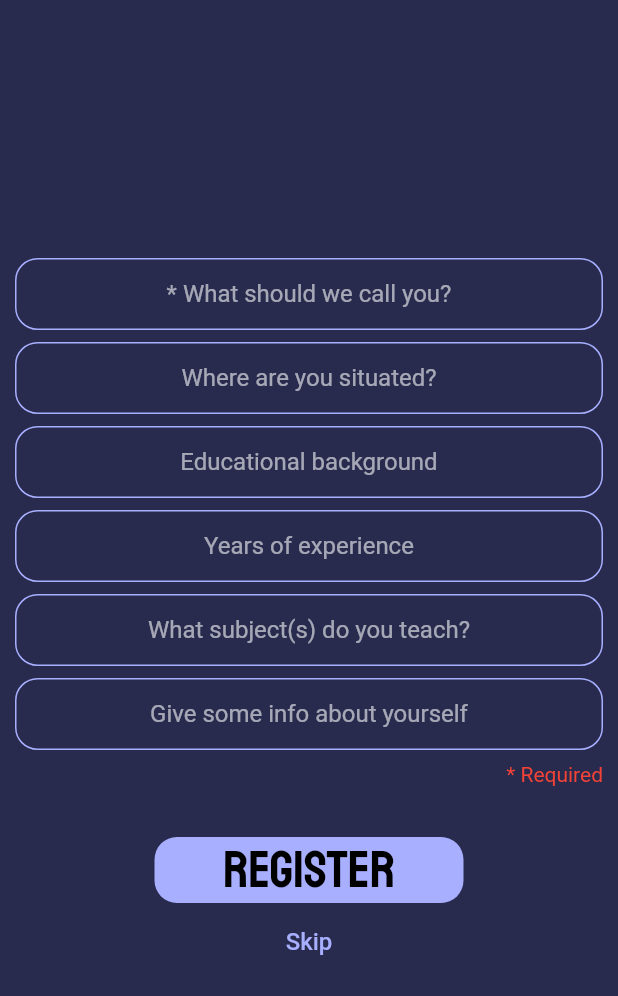
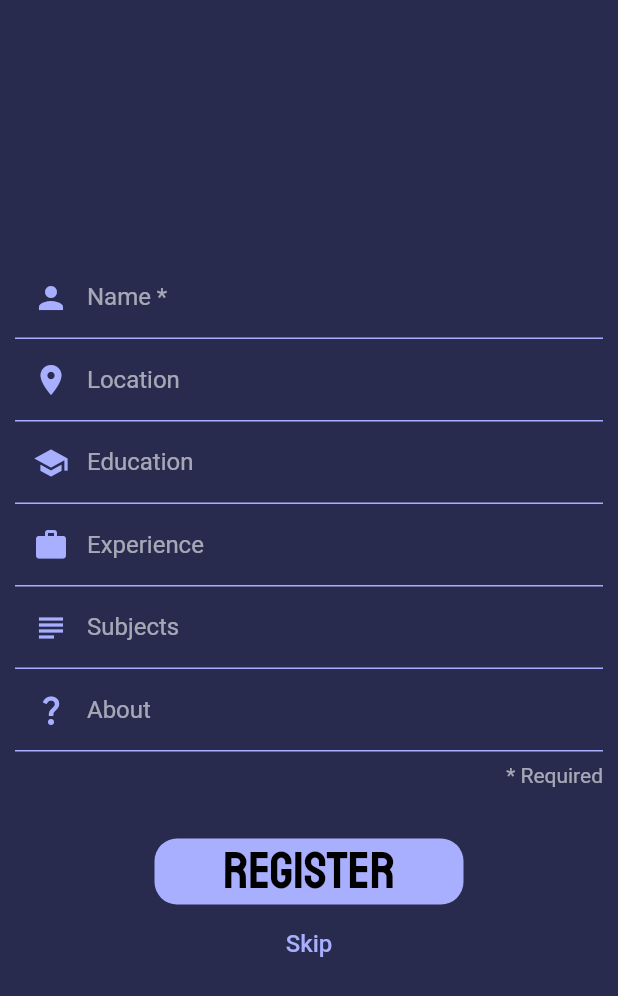
Before and after one commit to Shloktheboss142/Attendify, a Flutter app: the FurtherRegistration screen opened by its route, on a phone screen of 412 x 824 dp. Shown: the top 996 px of the screen. Run offline on Flutter 3.47's test engine with Material 2 defaults, Android fonts, the phone set to English and light mode, and no system bars; drawn by our look-alikes of modal_progress_hud_nsn; our stand-ins replace cloud_firestore, firebase_auth, firebase_core, firebase_database, firebase_storage, flutter_pw_validator and 2 more; missing offline and left inert: mobile_scanner; accounts and stored records are empty; Roboto replaces fonts that are missing (Cairo-Regular).

Commit message:
Fixed login/signup/register

```diff
--- a/lib/further_registration.dart
+++ b/lib/further_registration.dart
@@ -7,20 +7,26 @@ import 'package:cloud_firestore/cloud_firestore.dart';
 import 'package:firebase_database/firebase_database.dart';
 
 const kTextFieldDecoration = InputDecoration(
-  hintText: 'Enter a value',
+  floatingLabelStyle: TextStyle(color: Color.fromARGB(255, 168, 175, 255)),
+  labelStyle: TextStyle(color: Color.fromARGB(150, 255, 255, 255)),
   hintStyle: TextStyle(color: Colors.white),
   contentPadding: EdgeInsets.symmetric(vertical: 10.0, horizontal: 20.0),
-  border: OutlineInputBorder(
-    borderRadius: BorderRadius.all(Radius.circular(15.0)),
-  ),
-  enabledBorder: OutlineInputBorder(
-    borderSide: BorderSide(color: Color.fromARGB(255, 168, 175, 255)),
-    borderRadius: BorderRadius.all(Radius.circular(15.0)),
-  ),
-  focusedBorder: OutlineInputBorder(
-    borderSide: BorderSide(color: Color.fromARGB(255, 168, 175, 255)),
-    borderRadius: BorderRadius.all(Radius.circular(15.0)),
-  ),
+  border: UnderlineInputBorder(),
+  // OutlineInputBorder(
+  //   borderRadius: BorderRadius.all(Radius.circular(15.0)),
+  // ),
+  enabledBorder: UnderlineInputBorder(
+      borderSide: BorderSide(color: Color.fromARGB(255, 168, 175, 255))),
+  // OutlineInputBorder(
+  //   borderSide: BorderSide(color: Color.fromARGB(255, 168, 175, 255)),
+  //   borderRadius: BorderRadius.all(Radius.circular(15.0)),
+  // ),
+  focusedBorder: UnderlineInputBorder(
+      borderSide: BorderSide(color: Color.fromARGB(255, 168, 175, 255))),
+  // OutlineInputBorder(
+  //   borderSide: BorderSide(color: Color.fromARGB(255, 168, 175, 255)),
+  //   borderRadius: BorderRadius.all(Radius.circular(15.0)),
+  // )
 );
 
 class FurtherRegistration extends StatefulWidget {
@@ -74,86 +80,104 @@ class _FurtherRegistration extends State<FurtherRegistration> {
                   cursorColor: Colors.white,
                   controller: controller,
                   obscureText: false,
-                  textAlign: TextAlign.center,
+                  textAlign: TextAlign.justify,
                   onChanged: (value) {
                     name = value;
                   },
                   decoration: kTextFieldDecoration.copyWith(
-                      hintText: '* What should we call you?',
+                      prefixIcon: const Icon(Icons.person,
+                          color: Color.fromARGB(255, 168, 175, 255)),
+                      labelText: 'Name *',
+                      hintText: 'What should we call you?',
                       hintStyle: const TextStyle(
                           color: Color.fromARGB(150, 255, 255, 255)))),
-              const SizedBox(
-                height: 8.0,
-              ),
+              // const SizedBox(
+              //   height: 8.0,
+              // ),
               TextField(
                   style: const TextStyle(color: Colors.white),
                   cursorColor: Colors.white,
                   obscureText: false,
-                  textAlign: TextAlign.center,
+                  textAlign: TextAlign.justify,
                   onChanged: (value) {
                     location = value;
                   },
                   decoration: kTextFieldDecoration.copyWith(
+                      prefixIcon: const Icon(Icons.location_on,
+                          color: Color.fromARGB(255, 168, 175, 255)),
+                      labelText: 'Location',
                       hintText: 'Where are you situated?',
                       hintStyle: const TextStyle(
                           color: Color.fromARGB(150, 255, 255, 255)))),
-              const SizedBox(
-                height: 8.0,
-              ),
+              // const SizedBox(
+              //   height: 8.0,
+              // ),
               TextField(
                   style: const TextStyle(color: Colors.white),
                   cursorColor: Colors.white,
                   obscureText: false,
-                  textAlign: TextAlign.center,
+                  textAlign: TextAlign.justify,
                   onChanged: (value) {
                     education = value;
                   },
                   decoration: kTextFieldDecoration.copyWith(
+                      prefixIcon: const Icon(Icons.school,
+                          color: Color.fromARGB(255, 168, 175, 255)),
+                      labelText: 'Education',
                       hintText: 'Educational background',
                       hintStyle: const TextStyle(
                           color: Color.fromARGB(150, 255, 255, 255)))),
-              const SizedBox(
-                height: 8.0,
-              ),
+              // const SizedBox(
+              //   height: 8.0,
+              // ),
               TextField(
                   style: const TextStyle(color: Colors.white),
                   cursorColor: Colors.white,
                   obscureText: false,
-                  textAlign: TextAlign.center,
+                  textAlign: TextAlign.justify,
                   onChanged: (value) {
                     experience = value;
                   },
                   decoration: kTextFieldDecoration.copyWith(
+                      prefixIcon: const Icon(Icons.work,
+                          color: Color.fromARGB(255, 168, 175, 255)),
+                      labelText: 'Experience',
                       hintText: 'Years of experience',
                       hintStyle: const TextStyle(
                           color: Color.fromARGB(150, 255, 255, 255)))),
-              const SizedBox(
-                height: 8.0,
-              ),
+              // const SizedBox(
+              //   height: 8.0,
+              // ),
               TextField(
                   style: const TextStyle(color: Colors.white),
                   cursorColor: Colors.white,
                   obscureText: false,
-                  textAlign: TextAlign.center,
+                  textAlign: TextAlign.justify,
                   onChanged: (value) {
                     subject = value;
                   },
                   decoration: kTextFieldDecoration.copyWith(
+                      prefixIcon: const Icon(Icons.subject,
+                          color: Color.fromARGB(255, 168, 175, 255)),
+                      labelText: 'Subjects',
                       hintText: 'What subject(s) do you teach?',
                       hintStyle: const TextStyle(
                           color: Color.fromARGB(150, 255, 255, 255)))),
-              const SizedBox(
-                height: 8.0,
-              ),
+              // const SizedBox(
+              //   height: 8.0,
+              // ),
               TextField(
                   style: const TextStyle(color: Colors.white),
                   cursorColor: Colors.white,
                   obscureText: false,
-                  textAlign: TextAlign.center,
+                  textAlign: TextAlign.justify,
                   onChanged: (value) {
                     about = value;
                   },
                   decoration: kTextFieldDecoration.copyWith(
+                      prefixIcon: const Icon(Icons.question_mark,
+                          color: Color.fromARGB(255, 168, 175, 255)),
+                      labelText: 'About',
                       hintText: 'Give some info about yourself',
                       hintStyle: const TextStyle(
                           color: Color.fromARGB(150, 255, 255, 255)))),
@@ -167,7 +191,8 @@ class _FurtherRegistration extends State<FurtherRegistration> {
                   children: const [
                     Text(
                       '* Required',
-                      style: TextStyle(color: Colors.red),
+                      style:
+                          TextStyle(color: Color.fromARGB(150, 255, 255, 255)),
                     ),
                   ],
                 ),
--- a/lib/login_screen.dart
+++ b/lib/login_screen.dart
@@ -3,20 +3,27 @@ import 'package:modal_progress_hud_nsn/modal_progress_hud_nsn.dart';
 import 'package:flutter/material.dart';
 
 const kTextFieldDecoration = InputDecoration(
-    hintText: 'Enter a value',
-    hintStyle: TextStyle(color: Colors.white),
-    contentPadding: EdgeInsets.symmetric(vertical: 10.0, horizontal: 20.0),
-    border: OutlineInputBorder(
-      borderRadius: BorderRadius.all(Radius.circular(15.0)),
-    ),
-    enabledBorder: OutlineInputBorder(
-      borderSide: BorderSide(color: Color.fromARGB(255, 168, 175, 255)),
-      borderRadius: BorderRadius.all(Radius.circular(15.0)),
-    ),
-    focusedBorder: OutlineInputBorder(
-      borderSide: BorderSide(color: Color.fromARGB(255, 168, 175, 255)),
-      borderRadius: BorderRadius.all(Radius.circular(15.0)),
-    ));
+  floatingLabelStyle: TextStyle(color: Color.fromARGB(255, 168, 175, 255)),
+  labelStyle: TextStyle(color: Color.fromARGB(150, 255, 255, 255)),
+  hintStyle: TextStyle(color: Colors.white),
+  contentPadding: EdgeInsets.symmetric(vertical: 10.0, horizontal: 20.0),
+  border: UnderlineInputBorder(),
+  // OutlineInputBorder(
+  //   borderRadius: BorderRadius.all(Radius.circular(15.0)),
+  // ),
+  enabledBorder: UnderlineInputBorder(
+      borderSide: BorderSide(color: Color.fromARGB(255, 168, 175, 255))),
+  // OutlineInputBorder(
+  //   borderSide: BorderSide(color: Color.fromARGB(255, 168, 175, 255)),
+  //   borderRadius: BorderRadius.all(Radius.circular(15.0)),
+  // ),
+  focusedBorder: UnderlineInputBorder(
+      borderSide: BorderSide(color: Color.fromARGB(255, 168, 175, 255))),
+  // OutlineInputBorder(
+  //   borderSide: BorderSide(color: Color.fromARGB(255, 168, 175, 255)),
+  //   borderRadius: BorderRadius.all(Radius.circular(15.0)),
+  // )
+);
 
 class LoginScreen extends StatefulWidget {
   const LoginScreen({super.key});
@@ -58,16 +65,19 @@ class _LoginScreenState extends State<LoginScreen> {
                   style: const TextStyle(color: Colors.white),
                   cursorColor: Colors.white,
                   keyboardType: TextInputType.emailAddress,
-                  textAlign: TextAlign.center,
+                  textAlign: TextAlign.justify,
                   onChanged: (value) {
                     email = value;
                   },
                   decoration: kTextFieldDecoration.copyWith(
+                      prefixIcon: const Icon(Icons.mail,
+                          color: Color.fromARGB(255, 168, 175, 255)),
+                      labelText: 'Email',
                       hintText: emailText,
                       hintStyle: TextStyle(color: emailColor))),
-              const SizedBox(
-                height: 8.0,
-              ),
+              // const SizedBox(
+              //   height: 8.0,
+              // ),
               ValueListenableBuilder<bool>(
                 valueListenable: _isObscure,
                 builder: (context, value, child) {
@@ -75,11 +85,14 @@ class _LoginScreenState extends State<LoginScreen> {
                       style: const TextStyle(color: Colors.white),
                       cursorColor: Colors.white,
                       obscureText: value,
-                      textAlign: TextAlign.center,
+                      textAlign: TextAlign.justify,
                       onChanged: (value) {
                         password = value;
                       },
                       decoration: kTextFieldDecoration.copyWith(
+                        prefixIcon: const Icon(Icons.lock,
+                            color: Color.fromARGB(255, 168, 175, 255)),
+                        labelText: 'Password',
                         hintText: passwordText,
                         hintStyle: TextStyle(color: passwordColor),
                         suffixIcon: IconButton(
--- a/lib/signup_screen.dart
+++ b/lib/signup_screen.dart
@@ -5,20 +5,26 @@ import 'package:modal_progress_hud_nsn/modal_progress_hud_nsn.dart';
 import 'package:flutter_pw_validator/flutter_pw_validator.dart';
 
 const kTextFieldDecoration = InputDecoration(
-  hintText: 'Enter a value',
+  floatingLabelStyle: TextStyle(color: Color.fromARGB(255, 168, 175, 255)),
+  labelStyle: TextStyle(color: Color.fromARGB(150, 255, 255, 255)),
   hintStyle: TextStyle(color: Colors.white),
   contentPadding: EdgeInsets.symmetric(vertical: 10.0, horizontal: 20.0),
-  border: OutlineInputBorder(
-    borderRadius: BorderRadius.all(Radius.circular(15.0)),
-  ),
-  enabledBorder: OutlineInputBorder(
-    borderSide: BorderSide(color: Color.fromARGB(255, 168, 175, 255)),
-    borderRadius: BorderRadius.all(Radius.circular(15.0)),
-  ),
-  focusedBorder: OutlineInputBorder(
-    borderSide: BorderSide(color: Color.fromARGB(255, 168, 175, 255)),
-    borderRadius: BorderRadius.all(Radius.circular(15.0)),
-  ),
+  border: UnderlineInputBorder(),
+  // OutlineInputBorder(
+  //   borderRadius: BorderRadius.all(Radius.circular(15.0)),
+  // ),
+  enabledBorder: UnderlineInputBorder(
+      borderSide: BorderSide(color: Color.fromARGB(255, 168, 175, 255))),
+  // OutlineInputBorder(
+  //   borderSide: BorderSide(color: Color.fromARGB(255, 168, 175, 255)),
+  //   borderRadius: BorderRadius.all(Radius.circular(15.0)),
+  // ),
+  focusedBorder: UnderlineInputBorder(
+      borderSide: BorderSide(color: Color.fromARGB(255, 168, 175, 255))),
+  // OutlineInputBorder(
+  //   borderSide: BorderSide(color: Color.fromARGB(255, 168, 175, 255)),
+  //   borderRadius: BorderRadius.all(Radius.circular(15.0)),
+  // )
 );
 
 class RegistrationScreen extends StatefulWidget {
@@ -73,31 +79,39 @@ class _RegistrationScreenState extends State<RegistrationScreen> {
                   style: const TextStyle(color: Colors.white),
                   cursorColor: Colors.white,
                   keyboardType: TextInputType.emailAddress,
-                  textAlign: TextAlign.center,
+                  textAlign: TextAlign.justify,
                   onChanged: (value) {
                     email = value;
                   },
                   decoration: kTextFieldDecoration.copyWith(
+                      prefixIcon: const Icon(Icons.mail,
+                          color: Color.fromARGB(255, 168, 175, 255)),
+                      labelText: 'Email',
                       hintText: emailText,
                       hintStyle: const TextStyle(
                           color: Color.fromARGB(150, 255, 255, 255)))),
-              const SizedBox(
-                height: 8.0,
-              ),
+              // const SizedBox(
+              //   height: 8.0,
+              // ),
               ValueListenableBuilder<bool>(
                 valueListenable: _passwordVisible,
                 builder: (context, value, child) {
                   return TextField(
+                      controller: controller,
                       style: const TextStyle(color: Colors.white),
                       cursorColor: Colors.white,
                       obscureText: value,
-                      textAlign: TextAlign.center,
+                      textAlign: TextAlign.justify,
                       onChanged: (value) {
                         password = value;
                       },
                       decoration: kTextFieldDecoration.copyWith(
+                        prefixIcon: const Icon(Icons.lock,
+                            color: Color.fromARGB(255, 168, 175, 255)),
+                        labelText: 'Password',
                         hintText: passwordText,
-                        hintStyle: TextStyle(color: passwordColor),
+                        hintStyle: const TextStyle(
+                            color: Color.fromARGB(150, 255, 255, 255)),
                         suffixIcon: IconButton(
                           icon: Icon(
                             value ? Icons.visibility : Icons.visibility_off,
@@ -111,7 +125,7 @@ class _RegistrationScreenState extends State<RegistrationScreen> {
                 },
               ),
               const SizedBox(
-                height: 8.0,
+                height: 10.0,
               ),
               FlutterPwValidator(
                 controller: controller,
@@ -122,10 +136,14 @@ class _RegistrationScreenState extends State<RegistrationScreen> {
                 width: 380,
                 height: 120,
                 onSuccess: () {
-                  submit = true;
+                  setState(() {
+                    submit = true;
+                  });
                 },
                 onFail: () {
-                  submit = false;
+                  setState(() {
+                    submit = false;
+                  });
                 },
               ),
               const SizedBox(
--- a/lib/welcome_screen.dart
+++ b/lib/welcome_screen.dart
@@ -39,12 +39,12 @@ class _WelcomeScreenState extends State<WelcomeScreen> {
                                 mainAxisAlignment:
                                     MainAxisAlignment.spaceBetween,
                                 children: [
-                                  const Text("Welcome to",
+                                  const Text("WELCOME TO",
                                       style: TextStyle(
                                           color: Colors.white,
                                           fontSize: 20,
                                           fontWeight: FontWeight.normal,
-                                          fontFamily: 'Cairo-Regular')),
+                                          fontFamily: 'Montserrat')),
                                   const Text('',
                                       style: TextStyle(
                                           color: Colors.black,
--- a/pubspec.yaml
+++ b/pubspec.yaml
@@ -56,6 +56,7 @@ dependencies:
   path_provider: ^2.0.12
   permission_handler: ^10.2.0
   path: ^1.8.2
+  simple_animations: ^5.0.0+3
 
 dev_dependencies:
   flutter_test:
```
Also changed, not shown: lib/firebase_options.dart, pubspec.lock.
